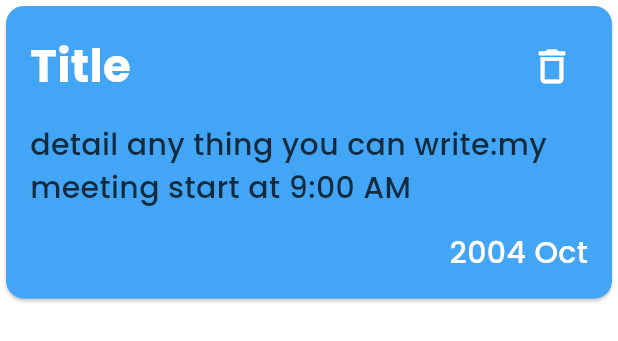
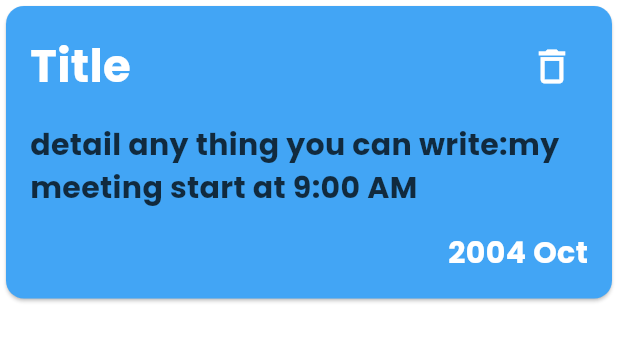
Before and after one commit to mohamedalsamrai/notes, a Flutter app: the NoteCard widget shown alone on an empty page, opened directly, on a phone screen of 412 x 824 dp. Shown: the top 341 px of the screen. Run offline on Flutter 3.47's test engine with Material 3 defaults, Android fonts, the phone set to English and light mode, and no system bars.

Commit message:
add font Poppins-Bold

```diff
--- a/lib/components/note_card.dart
+++ b/lib/components/note_card.dart
@@ -1,5 +1,4 @@
 import 'package:flutter/material.dart';
-import 'package:google_fonts/google_fonts.dart';
 
 class NoteCard extends StatelessWidget {
   const NoteCard({super.key});
@@ -16,12 +15,13 @@ class NoteCard extends StatelessWidget {
             Row(
               mainAxisAlignment: MainAxisAlignment.spaceBetween,
               children: [
-                Text(
+                const Text(
                   "Title",
-                  style: GoogleFonts.poppins(
-                      color: const Color(0xffffffff),
+                  style: TextStyle(
+                      color: Color(0xffffffff),
                       fontWeight: FontWeight.bold,
-                      fontSize: 30),
+                      fontSize: 30,
+                      fontFamily: "Poppins"),
                 ),
                 IconButton(
                     onPressed: () {},
@@ -35,24 +35,26 @@ class NoteCard extends StatelessWidget {
             const SizedBox(
               height: 14,
             ),
-            Text(
+            const Text(
               "detail any thing you can write:my meeting start at 9:00 AM  ",
-              style: GoogleFonts.poppins(
-                  color: const Color.fromARGB(190, 0, 0, 0),
-                  fontWeight: FontWeight.w500,
-                  fontSize: 20),
+              style: TextStyle(
+                  color: Color.fromARGB(190, 0, 0, 0),
+                  fontWeight: FontWeight.w400,
+                  fontSize: 20,
+                  fontFamily: "Poppins"),
             ),
             const SizedBox(
               height: 14,
             ),
-            Align(
+            const Align(
               alignment: Alignment.centerRight,
               child: Text(
                 "2004 Oct",
-                style: GoogleFonts.poppins(
+                style: TextStyle(
                     color: Colors.white,
                     fontWeight: FontWeight.w500,
-                    fontSize: 20),
+                    fontSize: 20,
+                    fontFamily: "Poppins"),
               ),
             )
           ],
```
Also changed, not shown: pubspec.yaml (+5 -11 lines), assets/fonts/Poppins-Bold.ttf (added).
